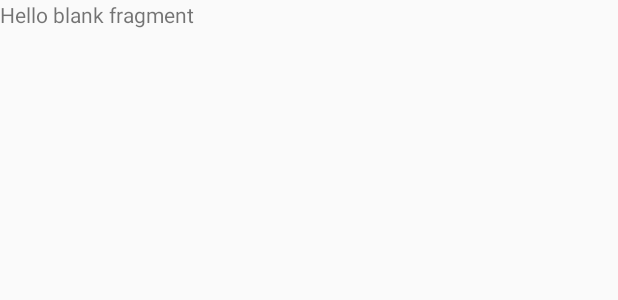
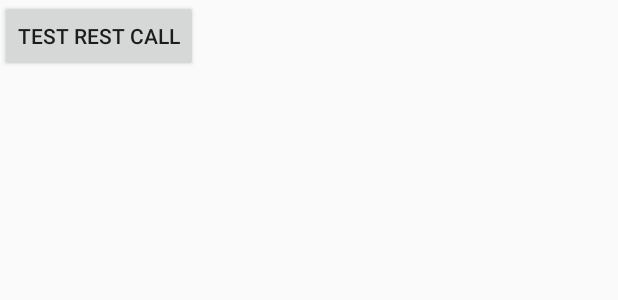
Before and after one commit to izhang1/FilmFriend, an Android app: the layout fragment_home_movie.xml on its own in the app's theme, with its tools: preview values and no code run, on a phone screen of 412 x 824 dp. Shown: the top 300 px of the screen. Run offline under Robolectric (Android 15) with nearby library versions, the phone set to English and light mode, and no system bars.

Commit message:
Retrofit Movie Implementation
* Tested TheMovieDB implementation with Retrofit and GSON converter

* Confirmed data is being parsed and converted correctly for movies

```diff
--- a/app/src/main/res/layout/fragment_home_movie.xml
+++ b/app/src/main/res/layout/fragment_home_movie.xml
@@ -5,9 +5,10 @@
     tools:context="app.izhang.filmfriend.View.HomeMovieFragment">
 
     <!-- TODO: Update blank fragment layout -->
-    <TextView
-        android:layout_width="match_parent"
-        android:layout_height="match_parent"
-        android:text="@string/hello_blank_fragment" />
 
+    <Button
+        android:id="@+id/testBtn"
+        android:layout_width="wrap_content"
+        android:layout_height="wrap_content"
+        android:text="Test Rest Call" />
 </FrameLayout>
```
Also changed, not shown: app/src/main/java/app/izhang/filmfriend/Util/MovieJsonResponse.java (added, +18 -0 lines), app/src/main/java/app/izhang/filmfriend/Util/NetworkUtil.java (added, +64 -0 lines), app/src/main/java/app/izhang/filmfriend/Util/TheMovieDBService.java (added, +23 -0 lines), app/src/main/java/app/izhang/filmfriend/View/HomeMovieFragment.java (+22 -2 lines).
